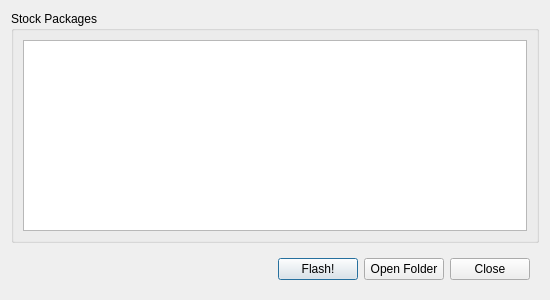
This is LxMultiTool/dialogstock.ui in lexpaval/LxMultiTool as Qt 5 draws it before an edit. The edited form follows.
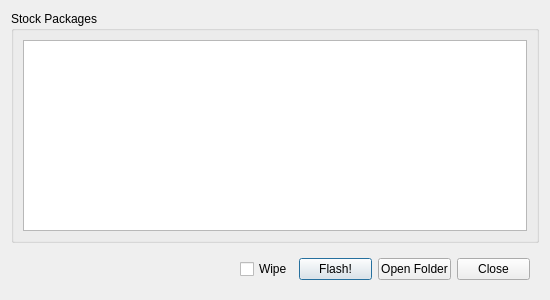
This is the edited form. Icons and pictures are not drawn.

Commit message:
[stock] Add option for wipe
Now you can choose if you want to wipe for stock or just to update.

Diff of the .ui file:
```diff
--- a/LxMultiTool/dialogstock.ui
+++ b/LxMultiTool/dialogstock.ui
@@ -35,6 +35,16 @@
       </size>
      </property>
      <layout class="QHBoxLayout" name="horizontalLayout">
+      <item>
+       <widget class="QCheckBox" name="wipeCheckBox">
+        <property name="toolTip">
+         <string>&lt;html&gt;&lt;head/&gt;&lt;body&gt;&lt;p&gt;For full stock and wipe check this.&lt;/p&gt;&lt;p&gt;If you just want to update to a newer stock package, leave it unchecked.&lt;/p&gt;&lt;/body&gt;&lt;/html&gt;</string>
+        </property>
+        <property name="text">
+         <string>Wipe</string>
+        </property>
+       </widget>
+      </item>
       <item>
        <widget class="QPushButton" name="flashButton">
         <property name="toolTip">
@@ -134,7 +144,7 @@
    <item row="1" column="1">
     <widget class="QLabel" name="processLabel">
      <property name="text">
-      <string>             </string>
+      <string/>
      </property>
     </widget>
    </item>
```
The commit also changes 1 other file.
